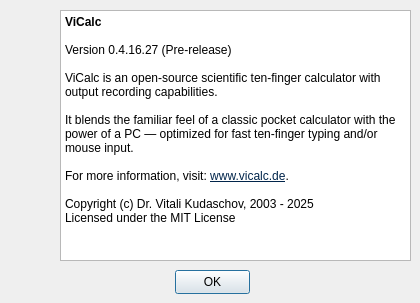
This is vicalc/ui/about_dialog.ui in Kudaschov/ViCalc as Qt 5 draws it before an edit. The edited form follows.
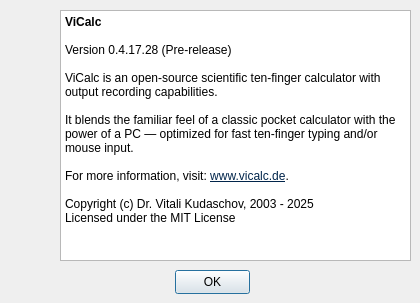
This is the edited form. Icons and pictures are not drawn.

```diff
--- a/vicalc/ui/about_dialog.ui
+++ b/vicalc/ui/about_dialog.ui
@@ -61,7 +61,7 @@
 &lt;/style&gt;&lt;/head&gt;&lt;body style=&quot; font-family:'Segoe UI'; font-size:9pt; font-weight:400; font-style:normal;&quot;&gt;
 &lt;p style=&quot; margin-top:0px; margin-bottom:0px; margin-left:0px; margin-right:0px; -qt-block-indent:0; text-indent:0px;&quot;&gt;&lt;span style=&quot; font-weight:700;&quot;&gt;ViCalc&lt;/span&gt;&lt;/p&gt;
 &lt;p style=&quot;-qt-paragraph-type:empty; margin-top:0px; margin-bottom:0px; margin-left:0px; margin-right:0px; -qt-block-indent:0; text-indent:0px; font-weight:700;&quot;&gt;&lt;br /&gt;&lt;/p&gt;
-&lt;p style=&quot; margin-top:0px; margin-bottom:0px; margin-left:0px; margin-right:0px; -qt-block-indent:0; text-indent:0px;&quot;&gt;Version 0.4.16.27 (Pre-release)&lt;/p&gt;
+&lt;p style=&quot; margin-top:0px; margin-bottom:0px; margin-left:0px; margin-right:0px; -qt-block-indent:0; text-indent:0px;&quot;&gt;Version 0.4.17.28 (Pre-release)&lt;/p&gt;
 &lt;p style=&quot;-qt-paragraph-type:empty; margin-top:0px; margin-bottom:0px; margin-left:0px; margin-right:0px; -qt-block-indent:0; text-indent:0px;&quot;&gt;&lt;br /&gt;&lt;/p&gt;
 &lt;p style=&quot; margin-top:0px; margin-bottom:0px; margin-left:0px; margin-right:0px; -qt-block-indent:0; text-indent:0px;&quot;&gt;ViCalc is an open-source scientific ten-finger calculator with output recording capabilities.&lt;/p&gt;
 &lt;p style=&quot;-qt-paragraph-type:empty; margin-top:0px; margin-bottom:0px; margin-left:0px; margin-right:0px; -qt-block-indent:0; text-indent:0px;&quot;&gt;&lt;br /&gt;&lt;/p&gt;
```
